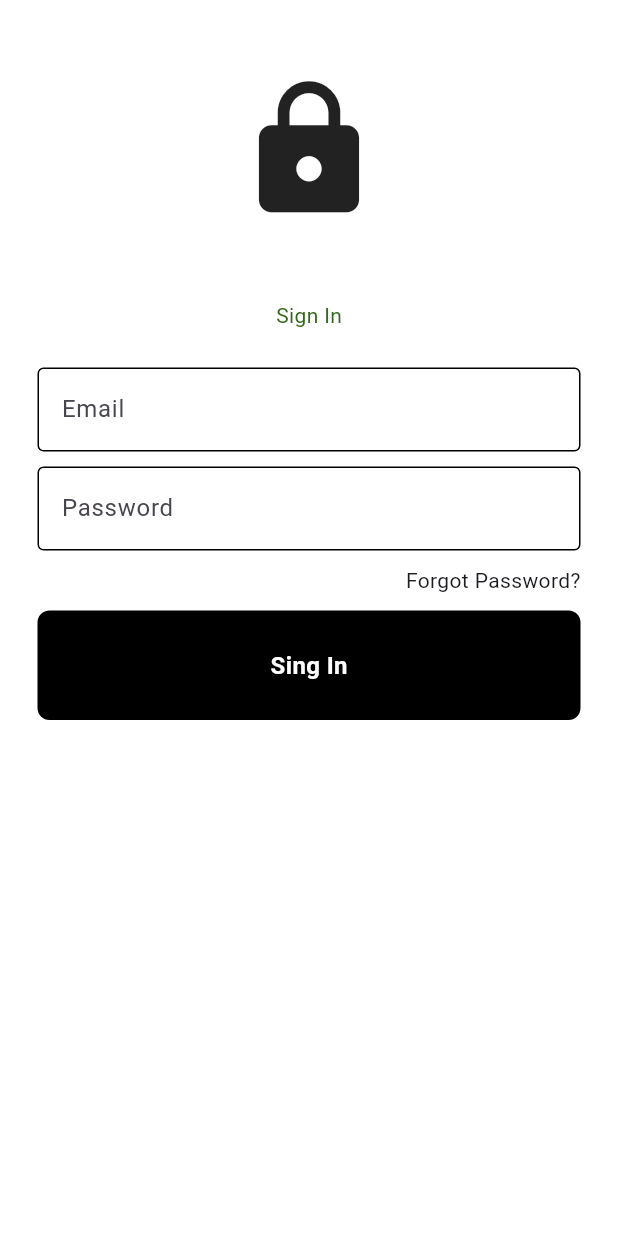
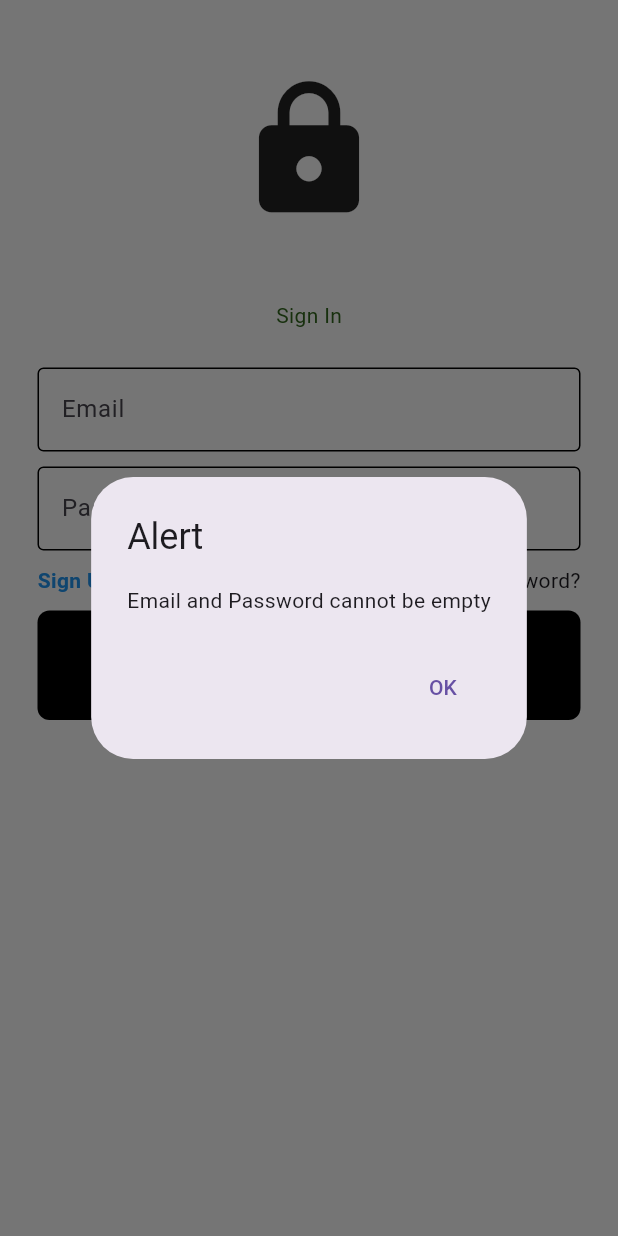
Before and after one commit to yibab/niner_security, a Flutter app: the Login screen opened directly, after a tap on "Sing In", on a phone screen of 412 x 824 dp. Run offline on Flutter 3.47's test engine with Material 3 defaults, Android fonts, the phone set to English and light mode, and no system bars; our stand-ins replace pocketbase.

Commit message:
Added Alerts and Sign Up button

```diff
--- a/lib/main.dart
+++ b/lib/main.dart
@@ -13,7 +13,7 @@ class MyApp extends StatelessWidget {
   Widget build(BuildContext context) {
     return MaterialApp(
       debugShowCheckedModeBanner: false,
-      home: Home(),
+      home: Login(),
     );
   }
 }
--- a/lib/screens/login.dart
+++ b/lib/screens/login.dart
@@ -2,6 +2,7 @@ import 'package:flutter/material.dart';
 import 'package:niner_security/widgets/login_text_field.dart';
 import 'package:niner_security/widgets/signin_button.dart';
 import 'package:pocketbase/pocketbase.dart';
+import 'package:niner_security/screens/home.dart';
 
 final pb = PocketBase('http://127.0.0.1:8090');
 
@@ -10,6 +11,27 @@ class Login extends StatelessWidget {
 
   final emailController = TextEditingController();
   final passwordController = TextEditingController();
+
+  void showAlertDialog(BuildContext context, String message) {
+    showDialog(
+      context: context,
+      builder: (BuildContext context) {
+        return AlertDialog(
+          title: const Text("Alert"),
+          content: Text(message),
+          actions: [
+            TextButton(
+              onPressed: () {
+                Navigator.of(context).pop(); // Close the dialog
+              },
+              child: const Text("OK"),
+            ),
+          ],
+        );
+      },
+    );
+  }
+
 
   @override
   Widget build(BuildContext context) {
@@ -43,32 +65,58 @@ class Login extends StatelessWidget {
                 obscureText: true,
               ),
               const SizedBox(height: 10),
-              const Padding(
+              Padding(
                 padding: EdgeInsets.symmetric(horizontal: 25.0),
                 child: Row(
-                  mainAxisAlignment: MainAxisAlignment.end,
+                  mainAxisAlignment: MainAxisAlignment.spaceBetween, // Adjust alignment
                   children: [
+                    GestureDetector(
+                      onTap: () {
+                        // Navigate to the Sign Up screen
+                        Navigator.push(
+                          context,
+                          MaterialPageRoute(builder: (context) => const Home()),
+                        );
+                      },
+                      child: Text(
+                        'Sign Up',
+                        style: TextStyle(color: Colors.blue, fontWeight: FontWeight.bold),
+                      ),
+                    ),
                     Text('Forgot Password?'),
                   ],
                 ),
               ),
+
+              //FIX SIGN IN FOR USER
               const SizedBox(height: 10),
               SigninButton(
                 onTap: () async {
-                  try {
-                    final authData = await pb
-                        .collection('users')
-                        .authWithPassword(
-                            'YOUR_USERNAME_OR_EMAIL', '1234567890');
+                  final email = emailController.text.trim();
+                  final password = passwordController.text.trim();
+                  //Check for email and password emptiness
+                  if (email.isEmpty || password.isEmpty){
+                    showAlertDialog(context, "Email and Password cannot be empty");
+                    return;
+                  }
 
-                    // Access the authentication data
-                    print(pb.authStore.isValid);
-                    print(pb.authStore.token);
-                    print(pb.authStore.model.id);
-                  } catch (e) {
-                    // Handle any errors
-                    print('Error: $e');
-                  }
+                  //Authenticate User
+                    try {
+                      final authData = await pb
+                          .collection('users')
+                          .authWithPassword(email, password);
+
+                      // Successfully authenticated
+                      Navigator.pushReplacement(
+                        context,
+                        MaterialPageRoute(
+                          builder: (context) => const Home(),
+                        ),
+                      );
+                    } catch (e) {
+                      // Handle authentication error (e.g., invalid credentials)
+                      showAlertDialog(context, "Unauthorized User. Please sign-up");
+                    }
                 },
               ),
             ],
```
Also changed, not shown: 6 other files.
